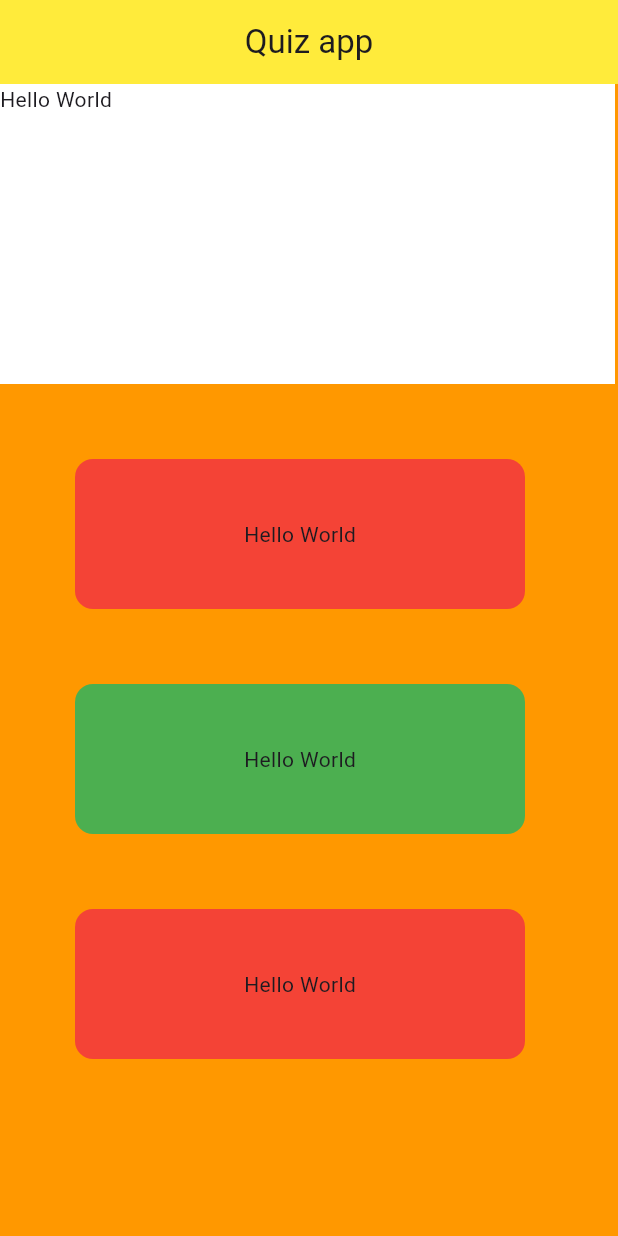
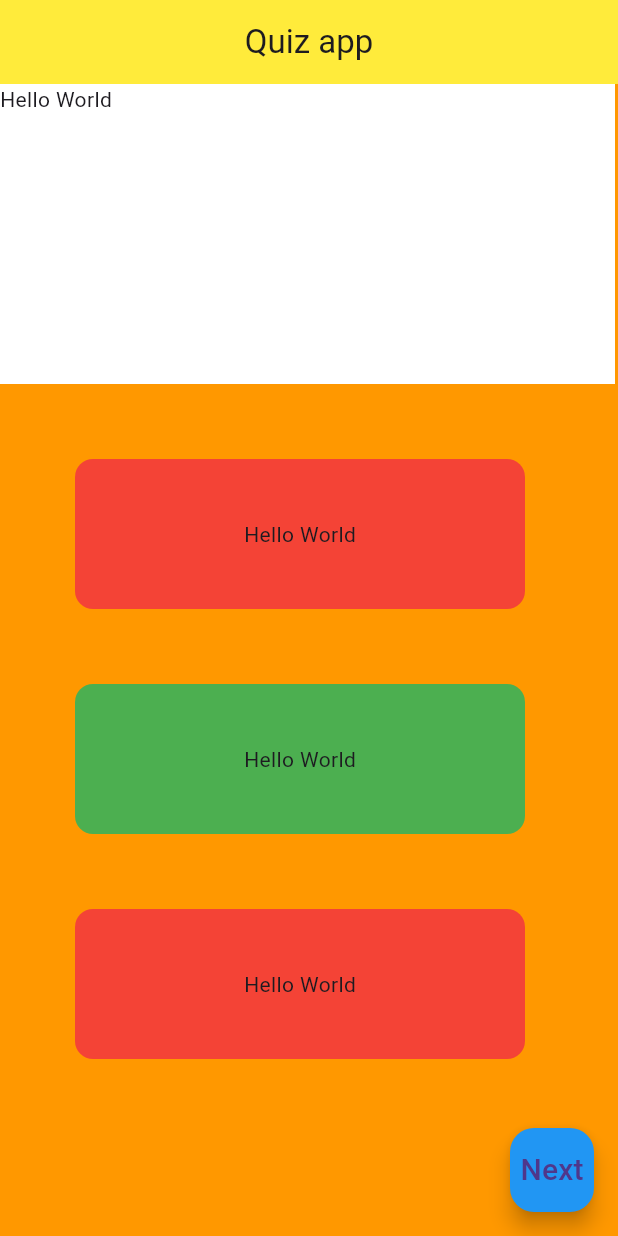
Before and after one commit to hitachi-itachi/MiniquizApp, a Flutter app: the screen it shows after launch, after a tap on "Hello World", on a phone screen of 412 x 824 dp. Run offline on Flutter 3.47's test engine with Material 3 defaults, Android fonts, the phone set to English and light mode, and no system bars.

Commit message:
Feature: able to spawn the next button upon completion

```diff
--- a/miniquizapp/lib/Pages/quizpage.dart
+++ b/miniquizapp/lib/Pages/quizpage.dart
@@ -11,13 +11,25 @@ class quizPage extends StatefulWidget {
 class _QuizPageState extends State<quizPage> {
   Color buttonColor = Colors.white; // Initial color of the button
   Color button1Color = Colors.white;
+  bool showFloatingButton = false;
 
   void changeColor() {
     setState(() {
       // Change button color when tapped
       buttonColor = Colors.green; // Change this to the desired color
       button1Color = Colors.red;
+      showFloatingButton = true;
     });
+  }
+
+  FloatingActionButton nextButton() {
+    return FloatingActionButton(
+      child: Text('Next', style: TextStyle(fontSize: 20.0)),
+      backgroundColor: Colors.blue,
+      onPressed: () {
+        // Add your onPressed logic here
+      },
+    );
   }
 
   @override
@@ -27,6 +39,16 @@ class _QuizPageState extends State<quizPage> {
           title: Text("Quiz app"),
           centerTitle: true,
           backgroundColor: Colors.yellow,
+        ),
+        floatingActionButton: Visibility(
+          visible: showFloatingButton,
+          child: FloatingActionButton(
+            child: Text('Next', style: TextStyle(fontSize: 20.0)),
+            backgroundColor: Colors.blue,
+            onPressed: () {
+              // Add your onPressed logic here
+            },
+          ),
         ),
         body: Stack(children: [
           Container(
@@ -56,6 +78,7 @@ class _QuizPageState extends State<quizPage> {
                   GestureDetector(
                     onTap: () {
                       changeColor();
+                      nextButton();
                     },
                     child: Container(
                       alignment: Alignment.center,
```
